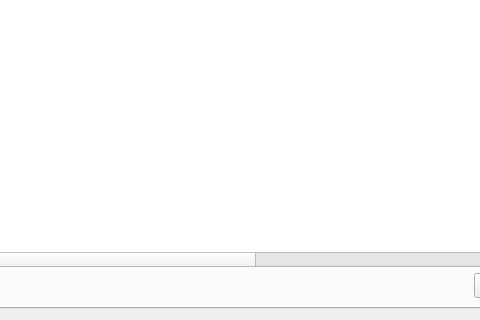
The window that CSApp/orderhandlerform.ui (ToSaveData/qt_home) describes before a commit, drawn with Qt 5; both pictures show x 98 to 578 and y 311 to 631 of the 1223 by 631 pixel window.
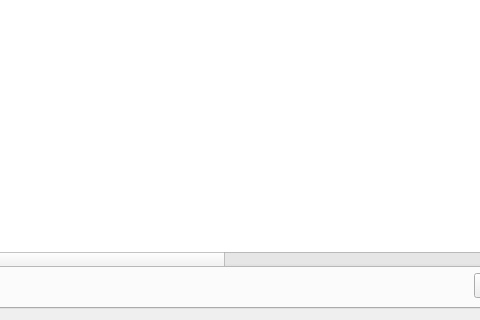
The same window after the commit. The open tabs and pages were chosen to show the change.

Patch:
```diff
--- a/CSApp/orderhandlerform.ui
+++ b/CSApp/orderhandlerform.ui
@@ -618,6 +618,12 @@
               <height>470</height>
              </size>
             </property>
+            <property name="horizontalScrollBarPolicy">
+             <enum>Qt::ScrollBarAlwaysOn</enum>
+            </property>
+            <property name="editTriggers">
+             <set>QAbstractItemView::NoEditTriggers</set>
+            </property>
             <column>
              <property name="text">
               <string>tr(&quot;order ID&quot;)</string>
@@ -663,8 +669,13 @@
               <string>tr(&quot;order quantity&quot;)</string>
              </property>
             </column>
+            <column>
+             <property name="text">
+              <string>tr(&quot;total price&quot;)</string>
+             </property>
+            </column>
            </widget>
-           <widget class="QWidget" name="">
+           <widget class="QWidget" name="layoutWidget">
             <layout class="QVBoxLayout" name="verticalLayout_9">
              <item>
               <layout class="QGridLayout" name="gridLayout_2">
```
Left out of the diff: 12 changed lines with no effect on the pictures.
